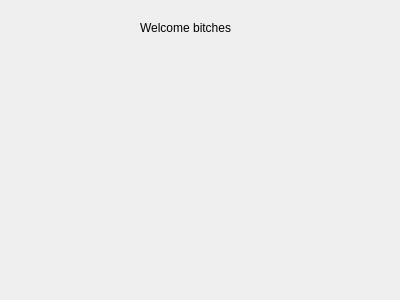
Before: the Qt Designer form ProjectSAS/application.ui in SimenSch/ProjectSAS, drawn with Qt 5.
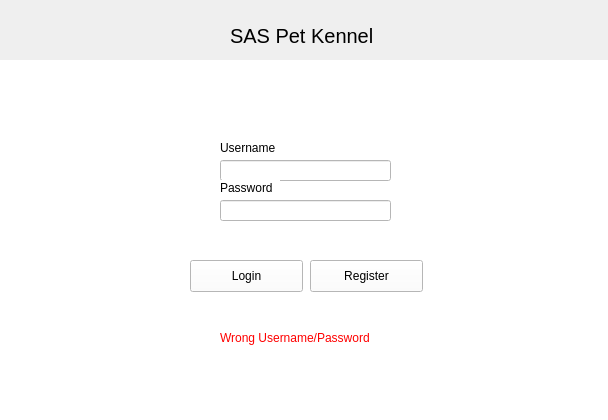
After: the same form once the commit is applied.

Diff of the .ui file:
```diff
--- a/ProjectSAS/application.ui
+++ b/ProjectSAS/application.ui
@@ -6,8 +6,8 @@
    <rect>
     <x>0</x>
     <y>0</y>
-    <width>400</width>
-    <height>300</height>
+    <width>608</width>
+    <height>420</height>
    </rect>
   </property>
   <property name="windowTitle">
@@ -16,16 +16,143 @@
   <widget class="QLabel" name="label">
    <property name="geometry">
     <rect>
-     <x>140</x>
+     <x>230</x>
      <y>20</y>
-     <width>111</width>
-     <height>16</height>
+     <width>161</width>
+     <height>31</height>
     </rect>
    </property>
+   <property name="styleSheet">
+    <string notr="true">font-size: 20px;</string>
+   </property>
    <property name="text">
-    <string>Welcome bitches</string>
+    <string>SAS Pet Kennel</string>
    </property>
   </widget>
+  <widget class="QStackedWidget" name="stackedWidget">
+   <property name="geometry">
+    <rect>
+     <x>0</x>
+     <y>60</y>
+     <width>611</width>
+     <height>361</height>
+    </rect>
+   </property>
+   <property name="styleSheet">
+    <string notr="true">background-color: white;</string>
+   </property>
+   <property name="currentIndex">
+    <number>0</number>
+   </property>
+   <widget class="QWidget" name="LoginPage">
+    <property name="styleSheet">
+     <string notr="true">background-color: white;</string>
+    </property>
+    <widget class="QPushButton" name="loginButton">
+     <property name="geometry">
+      <rect>
+       <x>190</x>
+       <y>200</y>
+       <width>113</width>
+       <height>32</height>
+      </rect>
+     </property>
+     <property name="text">
+      <string>Login</string>
+     </property>
+    </widget>
+    <widget class="QPushButton" name="registerButton">
+     <property name="geometry">
+      <rect>
+       <x>310</x>
+       <y>200</y>
+       <width>113</width>
+       <height>32</height>
+      </rect>
+     </property>
+     <property name="text">
+      <string>Register</string>
+     </property>
+    </widget>
+    <widget class="QLineEdit" name="userNameEdit">
+     <property name="geometry">
+      <rect>
+       <x>220</x>
+       <y>100</y>
+       <width>171</width>
+       <height>21</height>
+      </rect>
+     </property>
+    </widget>
+    <widget class="QLineEdit" name="passwordEdit">
+     <property name="geometry">
+      <rect>
+       <x>220</x>
+       <y>140</y>
+       <width>171</width>
+       <height>21</height>
+      </rect>
+     </property>
+    </widget>
+    <widget class="QLabel" name="label_3">
+     <property name="geometry">
+      <rect>
+       <x>220</x>
+       <y>120</y>
+       <width>60</width>
+       <height>16</height>
+      </rect>
+     </property>
+     <property name="text">
+      <string>Password</string>
+     </property>
+    </widget>
+    <widget class="QLabel" name="label_4">
+     <property name="geometry">
+      <rect>
+       <x>220</x>
+       <y>80</y>
+       <width>71</width>
+       <height>16</height>
+      </rect>
+     </property>
+     <property name="text">
+      <string>Username</string>
+     </property>
+    </widget>
+    <widget class="QLabel" name="wrongUserLabel">
+     <property name="geometry">
+      <rect>
+       <x>220</x>
+       <y>270</y>
+       <width>171</width>
+       <height>16</height>
+      </rect>
+     </property>
+     <property name="styleSheet">
+      <string notr="true">color: red;</string>
+     </property>
+     <property name="text">
+      <string>Wrong Username/Password</string>
+     </property>
+    </widget>
+   </widget>
+   <widget class="QWidget" name="UserMenuPage">
+    <widget class="QLabel" name="label_2">
+     <property name="geometry">
+      <rect>
+       <x>260</x>
+       <y>20</y>
+       <width>71</width>
+       <height>16</height>
+      </rect>
+     </property>
+     <property name="text">
+      <string>User Menu</string>
+     </property>
+    </widget>
+   </widget>
+  </widget>
  </widget>
  <resources/>
  <connections/>
```
